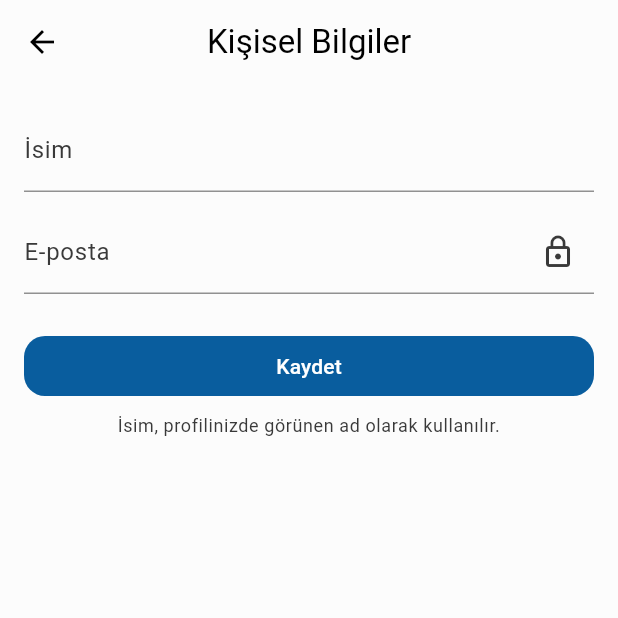
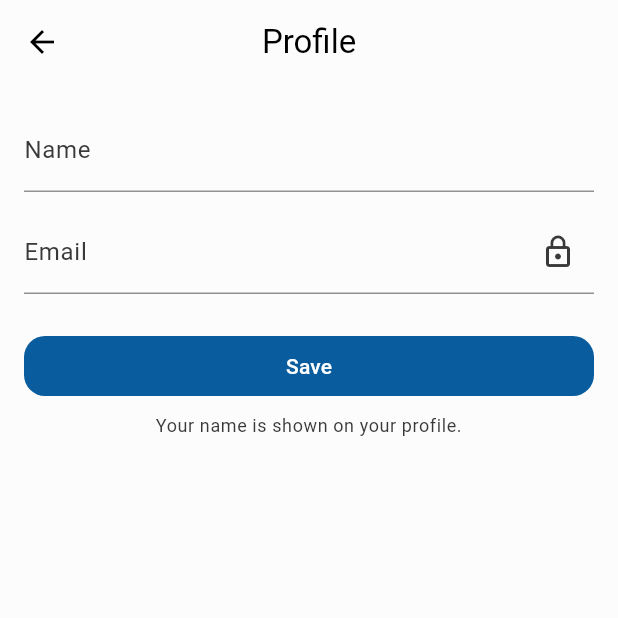
Before and after one commit to Yido1007/dorm_chef, a Flutter app: the ProfileScreen screen opened directly, on a phone screen of 412 x 824 dp, the top half of it. Run offline on Flutter 3.47's test engine with Material 3 defaults, Android fonts, the phone set to English and light mode, and no system bars; our stand-ins replace cloud_firestore, easy_localization, firebase_auth, firebase_core, flex_color_scheme, google_sign_in and 4 more; missing offline and left inert: android_intent_plus, mobile_scanner; accounts and stored records are empty; network calls fail.

Commit message:
Language support added to the profile screen

```diff
--- a/asset/lang/en.json
+++ b/asset/lang/en.json
@@ -134,5 +134,12 @@
   "error_requires_recent_login": "For security reasons, please sign in again.",
   "error_too_many_requests": "Too many attempts. Please try again later.",
   "error_network": "Network error. Please check your connection.",
-  "error_code_prefix": "Error: {code}"
+  "error_code_prefix": "Error: {code}",
+  "profile_title": "Profile",
+  "name_label": "Name",
+  "name_hint": "Full name",
+  "name_min2": "At least 2 characters",
+  "email_label": "Email",
+  "profile_name_hint": "Your name is shown on your profile.",
+  "session_not_found": "No active session."
 }
--- a/asset/lang/tr.json
+++ b/asset/lang/tr.json
@@ -133,5 +133,12 @@
   "error_requires_recent_login": "Güvenlik nedeniyle lütfen tekrar giriş yapın.",
   "error_too_many_requests": "Çok fazla deneme yapıldı. Bir süre sonra tekrar deneyin.",
   "error_network": "Ağ hatası. Bağlantınızı kontrol edin.",
-  "error_code_prefix": "Hata: {code}"
+  "error_code_prefix": "Hata: {code}",
+  "profile_title": "Profil",
+  "name_label": "İsim",
+  "name_hint": "Ad Soyad",
+  "name_min2": "En az 2 karakter",
+  "email_label": "E-posta",
+  "profile_name_hint": "İsim, profilinizde görünen ad olarak kullanılır.",
+  "session_not_found": "Oturum bulunamadı."
 }
--- a/lib/screen/core/profile.dart
+++ b/lib/screen/core/profile.dart
@@ -2,6 +2,7 @@ import 'dart:async' show unawaited;
 import 'package:cloud_firestore/cloud_firestore.dart';
 import 'package:firebase_auth/firebase_auth.dart';
 import 'package:flutter/material.dart';
+import 'package:easy_localization/easy_localization.dart';
 
 class ProfileScreen extends StatefulWidget {
   const ProfileScreen({super.key});
@@ -49,7 +50,7 @@ class _ProfileScreenState extends State<ProfileScreen> {
     if (!_formKey.currentState!.validate()) return;
     final user = FirebaseAuth.instance.currentUser;
     if (user == null) {
-      _showSnack('Oturum bulunamadı.');
+      _showSnack('session_not_found'.tr());
       return;
     }
 
@@ -58,6 +59,7 @@ class _ProfileScreenState extends State<ProfileScreen> {
 
     FocusScope.of(context).unfocus();
     setState(() => _saving = true);
+
     unawaited(
       FirebaseAuth.instance.currentUser!
           .updateDisplayName(newName)
@@ -74,6 +76,7 @@ class _ProfileScreenState extends State<ProfileScreen> {
           .catchError((_) {}),
     );
     unawaited(FirebaseAuth.instance.currentUser?.reload().catchError((_) {}));
+
     if (!mounted) return;
     setState(() => _saving = false);
     Navigator.of(context).pop(true);
@@ -90,7 +93,7 @@ class _ProfileScreenState extends State<ProfileScreen> {
     final user = FirebaseAuth.instance.currentUser;
 
     return Scaffold(
-      appBar: AppBar(title: const Text('Kişisel Bilgiler'), centerTitle: true),
+      appBar: AppBar(title: Text('profile_title'.tr()), centerTitle: true),
       body: Center(
         child: ConstrainedBox(
           constraints: const BoxConstraints(maxWidth: 560),
@@ -103,14 +106,14 @@ class _ProfileScreenState extends State<ProfileScreen> {
                   TextFormField(
                     controller: _nameCtrl,
                     textInputAction: TextInputAction.done,
-                    decoration: const InputDecoration(
-                      labelText: 'İsim',
-                      hintText: 'Ad Soyad',
+                    decoration: InputDecoration(
+                      labelText: 'name_label'.tr(),
+                      hintText: 'name_hint'.tr(),
                     ),
                     validator: (v) {
                       final t = (v ?? '').trim();
-                      if (t.isEmpty) return 'İsim gerekli';
-                      if (t.length < 2) return 'En az 2 karakter';
+                      if (t.isEmpty) return 'name_required'.tr();
+                      if (t.length < 2) return 'name_min2'.tr();
                       return null;
                     },
                   ),
@@ -118,9 +121,9 @@ class _ProfileScreenState extends State<ProfileScreen> {
                   TextFormField(
                     initialValue: user?.email ?? '',
                     readOnly: true,
-                    decoration: const InputDecoration(
-                      labelText: 'E-posta',
-                      suffixIcon: Icon(Icons.lock_outline),
+                    decoration: InputDecoration(
+                      labelText: 'email_label'.tr(),
+                      suffixIcon: const Icon(Icons.lock_outline),
                     ),
                   ),
                   const SizedBox(height: 24),
@@ -137,12 +140,12 @@ class _ProfileScreenState extends State<ProfileScreen> {
                                   strokeWidth: 2,
                                 ),
                               )
-                              : const Text('Kaydet'),
+                              : Text('save'.tr()),
                     ),
                   ),
                   const SizedBox(height: 8),
                   Text(
-                    'İsim, profilinizde görünen ad olarak kullanılır.',
+                    'profile_name_hint'.tr(),
                     style: Theme.of(
                       context,
                     ).textTheme.bodySmall?.copyWith(color: cs.onSurfaceVariant),
```
